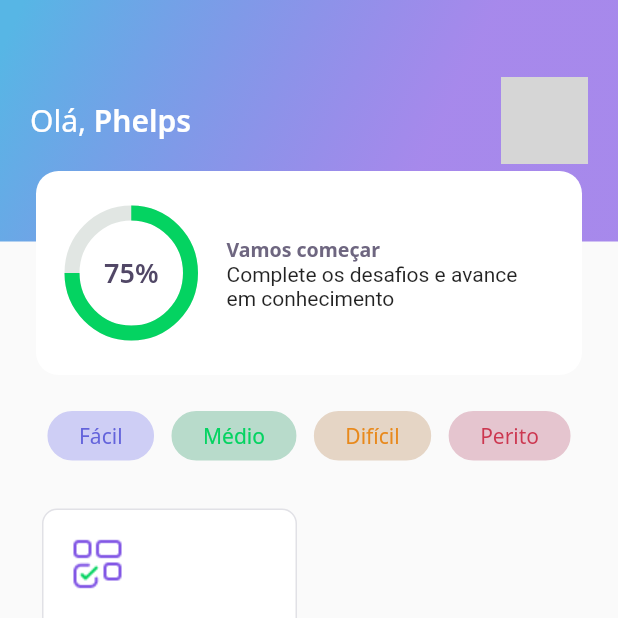
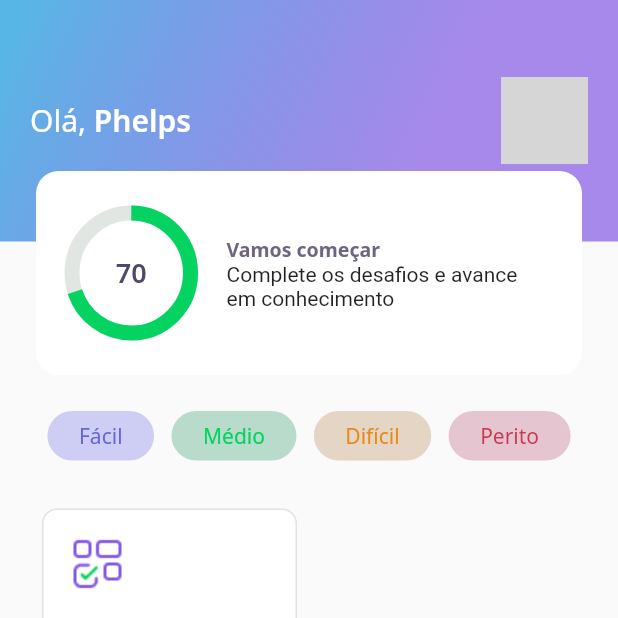
Before and after one commit to PhelippeA/DevQuiz, a Flutter app: the screen it shows after launch, on a phone screen of 412 x 824 dp, the top half of it. Run offline on Flutter 3.47's test engine with Material 2 defaults, Android fonts, the phone set to English and light mode, and no system bars; our stand-ins replace google_fonts, share_plus; accounts and stored records are empty; network calls fail; grey boxes are pictures that could not be loaded.

Commit message:
adicionando result screen, terminando componente de challenge, terminando navegação do app, colocando splash na pilha de widgets, adicionando animação no chart

```diff
--- a/database/user.json
+++ b/database/user.json
@@ -1,5 +1,5 @@
 {
     "name": "Phelps",
     "imageUrl": "https://avatars.githubusercontent.com/u/70112912?s=60&v=4",
-    "score": 2
+    "score": 70
 }
--- a/lib/challenge/controllers/challenge_controller.dart
+++ b/lib/challenge/controllers/challenge_controller.dart
@@ -4,4 +4,6 @@ class ChallengeController {
   final currentPageNotifier = ValueNotifier<int>(1);
   int get currentPage => currentPageNotifier.value;
   set currentPage(int value) => currentPageNotifier.value = value;
+
+  int nCorrects = 0;
 }
--- a/lib/challenge/widgets/nextbutton_widget.dart
+++ b/lib/challenge/widgets/nextbutton_widget.dart
@@ -21,9 +21,8 @@ class NextButtonWidget extends StatelessWidget {
     required this.tapColor,
   }) : super(key: key);
 
-  NextButtonWidget.green({required this.label, required this.onTap})
-      : this.backGroundColor = AppColors.darkGreen,
-        this.fontColor = AppColors.white,
+  NextButtonWidget.colored({required this.label, required this.onTap, required this.backGroundColor})
+      : this.fontColor = AppColors.white,
         this.borderColor = AppColors.border,
         this.tapColor = AppColors.grey;
 
--- a/lib/core/app_widget.dart
+++ b/lib/core/app_widget.dart
@@ -1,5 +1,5 @@
 import 'package:flutter/material.dart';
-import 'package:quiz_nlw5/home/views/home_screen.dart';
+import 'package:quiz_nlw5/splash/splash_screen.dart';
 
 class AppWidget extends StatelessWidget {
   @override
@@ -7,7 +7,7 @@ class AppWidget extends StatelessWidget {
     return MaterialApp(
       title: "DevQuiz",
       debugShowCheckedModeBanner: false,
-      home: HomeScreen(),
+      home: SplashScreen(),
     );
   }
 }
--- a/lib/home/widgets/appbar_widget.dart
+++ b/lib/home/widgets/appbar_widget.dart
@@ -53,7 +53,7 @@ class AppBarWidget extends PreferredSize {
                   ),
                   Align(
                     alignment: Alignment(0.0, 1.0),
-                    child: ScoreCardWidget(),
+                    child: ScoreCardWidget(percent: user.score/100),
                   )
                 ],
               ),
--- a/lib/home/widgets/chat_widget.dart
+++ b/lib/home/widgets/chat_widget.dart
@@ -1,8 +1,39 @@
 import 'package:flutter/material.dart';
+import '../../core/app_colors.dart';
 import '../../core/app_text_styles.dart';
-import '../../core/app_colors.dart';
 
-class ChartWidget extends StatelessWidget {
+class ChartWidget extends StatefulWidget {
+  final double percent;
+  const ChartWidget({
+    Key? key,
+    required this.percent,
+  }) : super(key: key);
+
+  @override
+  _ChartWidgetState createState() => _ChartWidgetState();
+}
+
+class _ChartWidgetState extends State<ChartWidget>
+    with SingleTickerProviderStateMixin {
+  late AnimationController _controller;
+  late Animation<double> _animation;
+
+  void _initAnimation() {
+    _controller = AnimationController(
+      vsync: this,
+      duration: Duration(seconds: 2),
+    );
+    _animation =
+        Tween<double>(begin: 0.0, end: widget.percent).animate(_controller);
+    _controller.forward();
+  }
+
+  @override
+  void initState() {
+    _initAnimation();
+    super.initState();
+  }
+
   @override
   Widget build(BuildContext context) {
     return Container(
@@ -10,13 +41,17 @@ class ChartWidget extends StatelessWidget {
       width: 80,
       child: Stack(
         children: [
+          AnimatedBuilder(
+            animation: _animation,
+            builder: (ctx, _) => Stack(
+              children: [
                 Center(
                   child: Container(
                     height: 80,
                     width: 80,
                     child: CircularProgressIndicator(
                       strokeWidth: 10,
-                value: 0.75,
+                      value: _animation.value,
                       backgroundColor: AppColors.chartSecondary,
                       valueColor:
                           AlwaysStoppedAnimation<Color>(AppColors.chartPrimary),
@@ -25,8 +60,11 @@ class ChartWidget extends StatelessWidget {
                 ),
                 Center(
                   child: Text(
-              '75%',
+                    '${(_animation.value * 100).toInt()}',
                     style: AppTextStyles.heading,
+                  ),
+                )
+              ],
             ),
           )
         ],
--- a/lib/home/widgets/score_card_widget.dart
+++ b/lib/home/widgets/score_card_widget.dart
@@ -1,8 +1,13 @@
+
 import '../../core/core.dart';
 import 'package:flutter/material.dart';
 import 'chat_widget.dart';
 
 class ScoreCardWidget extends StatelessWidget {
+  final double percent;
+
+  const ScoreCardWidget({Key? key, required this.percent}) : super(key: key);
+
   @override
   Widget build(BuildContext context) {
     return Padding(
@@ -20,19 +25,24 @@ class ScoreCardWidget extends StatelessWidget {
             children: [
               Expanded(
                 flex: 1,
-                child: ChartWidget(),
+                child: ChartWidget(
+                  percent: percent,
+                ),
               ),
               Expanded(
                 flex: 3,
                 child: Padding(
                   padding: const EdgeInsets.only(left: 24),
                   child: Column(
-                    mainAxisAlignment: MainAxisAlignment.center,
-                    crossAxisAlignment: CrossAxisAlignment.start,
-                    children: [
-                    Text('Vamos começar', style: AppTextStyles.bodyBold,),
-                    Text('Complete os desafios e avance em conhecimento'),
-                  ]),
+                      mainAxisAlignment: MainAxisAlignment.center,
+                      crossAxisAlignment: CrossAxisAlignment.start,
+                      children: [
+                        Text(
+                          'Vamos começar',
+                          style: AppTextStyles.bodyBold,
+                        ),
+                        Text('Complete os desafios e avance em conhecimento'),
+                      ]),
                 ),
               )
             ],
--- a/pubspec.yaml
+++ b/pubspec.yaml
@@ -10,6 +10,7 @@ dependencies:
     sdk: flutter
   cupertino_icons: ^1.0.2
   google_fonts: ^2.0.0
+  share_plus: ^2.0.1
 
 dev_dependencies:
   flutter_test:
```
Also changed, not shown: lib/challenge/views/challenge_screen.dart (+20 -3 lines), lib/challenge/widgets/answer_widget.dart (+6 -2 lines), lib/challenge/widgets/quiz_widget.dart (+4 -5 lines), lib/result/result_screeen.dart (added, +97 -0 lines), lib/splash/splash_screen.dart (+12 -1 lines), pubspec.lock. Lines whose indentation alone changed are shown as unchanged.
